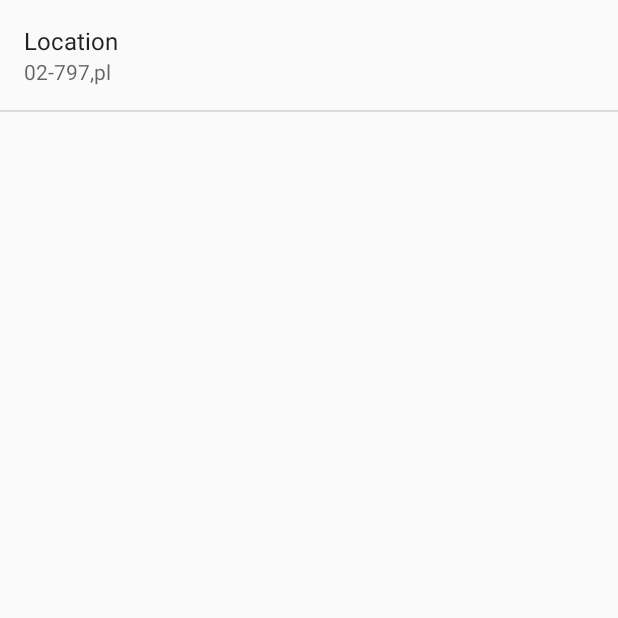
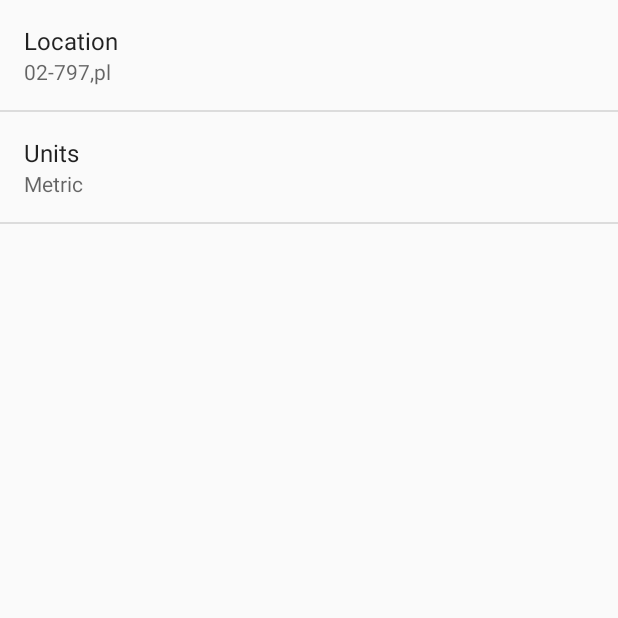
Before and after one commit to daber/nano-sunshine, an Android app: the SettingsActivity screen opened directly, with no data from a screen before it, on a phone screen of 412 x 824 dp, the top half of it. Run offline under Robolectric (Android 15) with nearby library versions, the phone set to English and light mode, and no system bars.

```diff
--- a/app/src/main/java/com/abitcreative/sunshine/ForecastFragment.java
+++ b/app/src/main/java/com/abitcreative/sunshine/ForecastFragment.java
@@ -92,7 +92,7 @@ public class ForecastFragment extends Fragment {
         // Inflate the layout for this fragment
         View rootView = inflater.inflate(R.layout.fragment_forecast, container, false);
         ListView listView = (ListView) rootView.findViewById(R.id.listview_forecast);
-        adapter = new ArrayAdapter<>(getActivity(), R.layout.list_item_forecast, R.id.list_item_textview, new String[]{});
+        adapter = new ArrayAdapter<>(getActivity(), R.layout.list_item_forecast, R.id.list_item_textview, new ArrayList<String>());
 
         listView.setAdapter(adapter);
         listView.setOnItemClickListener(new AdapterView.OnItemClickListener() {
--- a/app/src/main/java/com/abitcreative/sunshine/SettingsActivity.java
+++ b/app/src/main/java/com/abitcreative/sunshine/SettingsActivity.java
@@ -29,6 +29,7 @@ public class SettingsActivity extends PreferenceActivity
         // updated when the preference changes.
         // TODO: Add preferences
          bindPreferenceSummaryToValue(findPreference(getString(R.string.key_location)));
+        bindPreferenceSummaryToValue(findPreference(getString(R.string.key_units)));
     }
 
     /**
--- /dev/null
+++ b/app/src/main/res/values/unit_systems.xml
@@ -0,0 +1,14 @@
+<?xml version="1.0" encoding="utf-8"?>
+<resources>
+    <string-array name="unit_systems_values" >
+        <item>metric</item>
+        <item>imperial</item>
+    </string-array>
+    <string-array name="unit_systems_names">
+        <item>Metric</item>
+        <item>Imperial</item>
+    </string-array>
+    <string name="unit_default_value">metric</string>
+    <string name="title_units">Units</string>
+    <string name="key_units">key_units</string>
+</resources>
--- a/app/src/main/res/xml/pref_general.xml
+++ b/app/src/main/res/xml/pref_general.xml
@@ -1,11 +1,17 @@
 <?xml version="1.0" encoding="utf-8"?>
 <PreferenceScreen xmlns:android="http://schemas.android.com/apk/res/android">
     <EditTextPreference
-        android:title="@string/title_location"
-        android:key="@string/key_location"
         android:defaultValue="@string/location_default_value"
         android:inputType="text"
+        android:key="@string/key_location"
         android:singleLine="true"
-        />
+        android:title="@string/title_location" />
+    <ListPreference
+        android:defaultValue="@string/unit_default_value"
+        android:entries="@array/unit_systems_names"
+        android:entryValues="@array/unit_systems_values"
+        android:key="@string/key_units"
+        android:title="@string/title_units" />
+
 
 </PreferenceScreen>
```
Also changed, not shown: app/src/main/res/values/strings.xml (+0 -69 lines).
